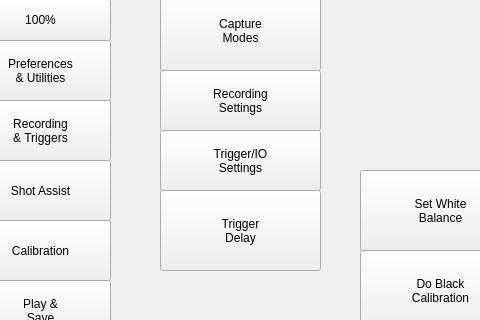
Before: the Qt Designer form src/screens/main.right-handed.ui in krontech/chronos-gui-2, drawn with Qt 5; both pictures show x 690 to 1170 and y 0 to 320 of the 1551 by 480 pixel window.
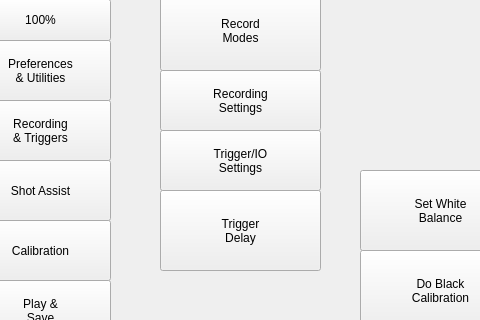
After: the same form once the commit is applied. Custom widgets are drawn as their Qt base class.

Commit message: Added (nascent) recording mode screen shell. I don't think we really know what we want from this screen yet.

Patch:
```diff
--- a/src/screens/main.right-handed.ui
+++ b/src/screens/main.right-handed.ui
@@ -495,7 +495,7 @@
      </rect>
     </property>
     <property name="text">
-     <string>Capture
+     <string>Record
 Modes</string>
     </property>
     <property name="clickMarginRightSetter" stdset="0">
```
Left out of the diff: 10 changed lines with no effect on the pictures. The commit also changes 7 other files.
